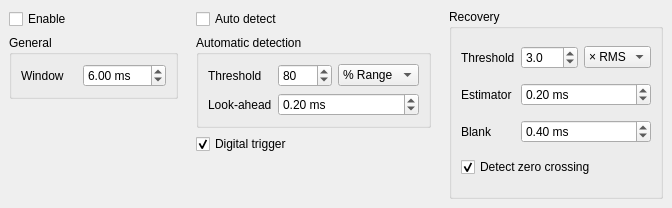
Old version of the form DAW/SalpaConfigTab.ui in the repository wagenadl/SpikeGLX.
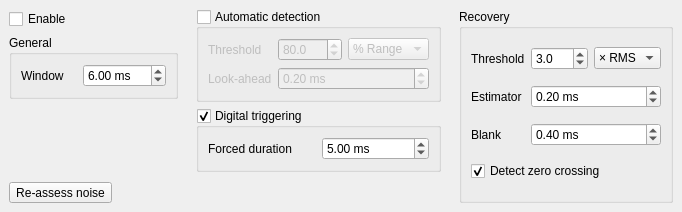
New version of the form.

Commit message: Implemented digital triggering for SALPA.

```diff
--- a/DAW/SalpaConfigTab.ui
+++ b/DAW/SalpaConfigTab.ui
@@ -6,8 +6,8 @@
    <rect>
     <x>0</x>
     <y>0</y>
-    <width>672</width>
-    <height>208</height>
+    <width>682</width>
+    <height>212</height>
    </rect>
   </property>
   <property name="windowTitle">
@@ -39,17 +39,7 @@
      </property>
      <layout class="QVBoxLayout" name="verticalLayout">
       <item>
-       <widget class="QCheckBox" name="autodetect">
-        <property name="text">
-         <string>Auto detect</string>
-        </property>
-        <property name="checked">
-         <bool>false</bool>
-        </property>
-       </widget>
-      </item>
-      <item>
-       <widget class="QGroupBox" name="autodetectbox">
+       <widget class="QGroupBox" name="autodetect">
         <property name="toolTip">
          <string>Automatically detect artifacts from the signal itself</string>
         </property>
@@ -57,6 +47,9 @@
          <string>Automatic detection</string>
         </property>
         <property name="checkable">
+         <bool>true</bool>
+        </property>
+        <property name="checked">
          <bool>false</bool>
         </property>
         <layout class="QGridLayout" name="gridLayout">
@@ -105,7 +98,7 @@
             <string>Threshold for detecting an artifact</string>
            </property>
            <property name="decimals">
-            <number>0</number>
+            <number>1</number>
            </property>
            <property name="minimum">
             <double>10.000000000000000</double>
@@ -141,13 +134,44 @@
        </widget>
       </item>
       <item>
-       <widget class="QCheckBox" name="digitaltrigger">
-        <property name="text">
-         <string>Digital trigger</string>
+       <widget class="QGroupBox" name="digitaltrigger">
+        <property name="title">
+         <string>Digital triggering</string>
         </property>
-        <property name="checked">
+        <property name="checkable">
          <bool>true</bool>
         </property>
+        <layout class="QGridLayout" name="gridLayout_4">
+         <item row="0" column="0">
+          <widget class="QLabel" name="label">
+           <property name="text">
+            <string>Forced duration</string>
+           </property>
+          </widget>
+         </item>
+         <item row="0" column="1">
+          <widget class="QDoubleSpinBox" name="forcepeg">
+           <property name="toolTip">
+            <string>When a digital trigger is detected, the signal is force-blanked for this amount of time, after which normal recovery rules apply.</string>
+           </property>
+           <property name="suffix">
+            <string> ms</string>
+           </property>
+           <property name="minimum">
+            <double>0.100000000000000</double>
+           </property>
+           <property name="maximum">
+            <double>50.000000000000000</double>
+           </property>
+           <property name="singleStep">
+            <double>0.200000000000000</double>
+           </property>
+           <property name="value">
+            <double>5.000000000000000</double>
+           </property>
+          </widget>
+         </item>
+        </layout>
        </widget>
       </item>
       <item>
@@ -368,6 +392,13 @@
         </property>
        </spacer>
       </item>
+      <item>
+       <widget class="QToolButton" name="reset">
+        <property name="text">
+         <string>Re-assess noise</string>
+        </property>
+       </widget>
+      </item>
      </layout>
     </widget>
    </item>
```
Left out of the diff: 18 changed lines with no effect on the pictures. The commit also changes 20 other files.
